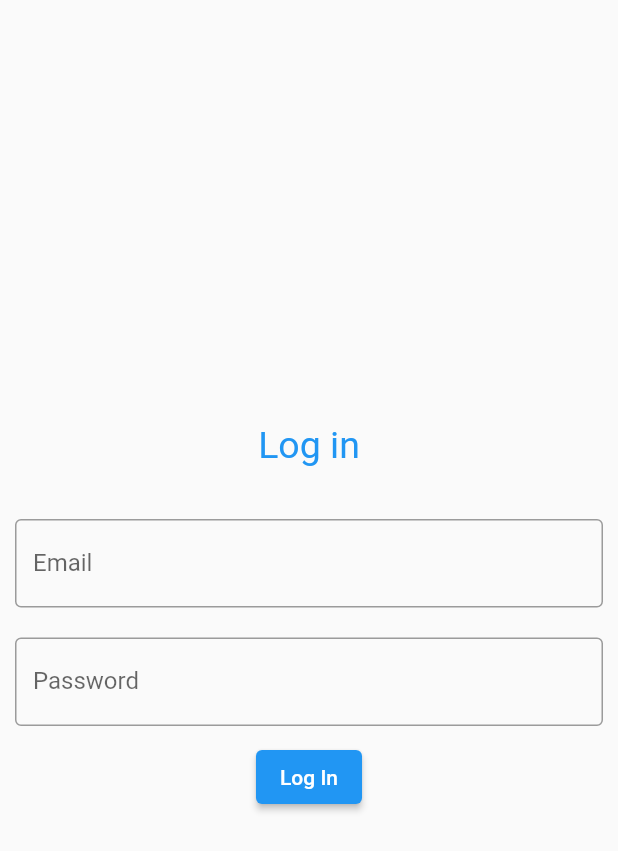
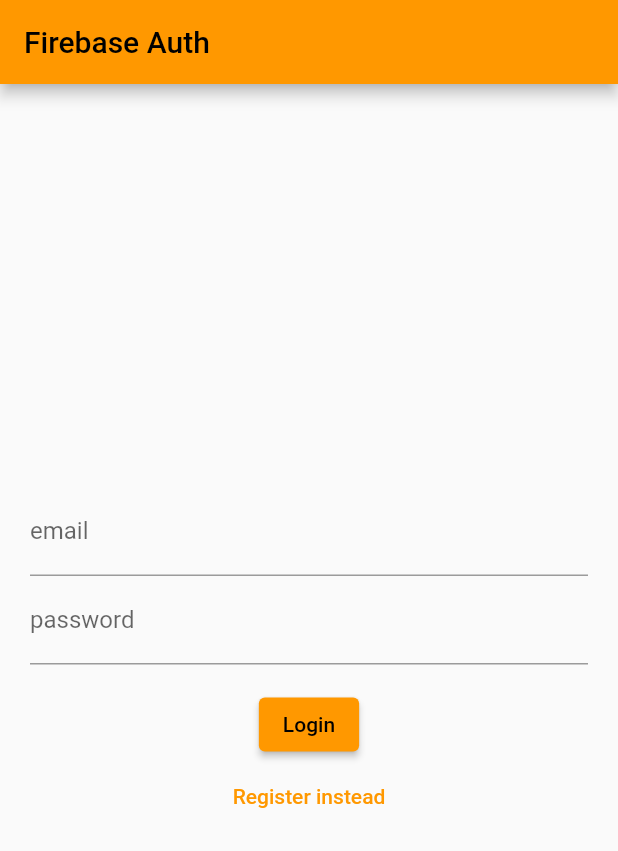
Before and after one commit to Weniasss/be_save, a Flutter app: the screen it shows after launch, on a phone screen of 412 x 824 dp. Shown: the top 851 px of the screen. Run offline on Flutter 3.47's test engine with Material 2 defaults, Android fonts, the phone set to English and light mode, and no system bars; our stand-ins replace firebase_auth, firebase_core; accounts and stored records are empty.

Commit message:
Add email auth

```diff
--- a/lib/login/email_login.dart
+++ /dev/null
@@ -1,110 +0,0 @@
-import 'package:be_save/main.dart';
-import 'package:firebase_auth/firebase_auth.dart';
-import 'package:flutter/material.dart';
-
-class EmailLogin extends StatefulWidget {
-  const EmailLogin({Key? key}) : super(key: key);
-
-  @override
-  State<EmailLogin> createState() => _EmailLoginState();
-}
-
-class _EmailLoginState extends State<EmailLogin> {
-
-  final _emailController = TextEditingController();
-  final _passwordController = TextEditingController();
-
-  _logIn() async {
-
-    // try {
-
-      await FirebaseAuth.instance.signInWithEmailAndPassword(
-          email: _emailController.text, password: _passwordController.text);
-
-      Navigator.of(context).push(MaterialPageRoute(builder: (contex) => Home()));
-
-    // }  catch(e) {
-    //
-    //   var message = '';
-    //
-    //   switch(e) {
-    //     case "invalid-email":
-    //       message = "email invalid";
-    //       break;
-    //     case 'user-disabled':
-    //       message = "disable user";
-    //       break;
-    //     case 'user-not-found':
-    //       message = "not found user";
-    //       break;
-    //     case 'wrong-password':
-    //       message = "invalid password";
-    //       break;
-    //   }
-
-      // showDialog(context: context, builder: (context) {
-      //   return AlertDialog(
-      //     title: Text('Log In failled'),
-      //     content: Text(message),
-      //     actions: [
-      //       TextButton(onPressed: (){
-      //         Navigator.of(context).pop();
-      //       }, child: Text('Ok'))
-      //     ],
-      //   );
-      // });
-
-
-
-  }
-
-
-  @override
-  Widget build(BuildContext context) {
-    return Scaffold(
-      body: Center(
-        child: Column(
-          mainAxisAlignment: MainAxisAlignment.center,
-          children: [
-            Text('Log in', style: TextStyle(
-              color: Theme.of(context).primaryColor,
-              fontSize: 25,
-            ),),
-
-            const SizedBox(height: 25),
-
-            Padding(
-              padding: const EdgeInsets.all(10.0),
-              child: TextField(
-                controller: _emailController,
-                decoration: InputDecoration(
-                  labelText: 'Email',
-                  border: OutlineInputBorder(),
-                ),
-                keyboardType: TextInputType.emailAddress,
-              ),
-            ),
-
-            Padding(
-              padding: const EdgeInsets.all(10.0),
-              child: TextField(
-                controller: _passwordController,
-                decoration: InputDecoration(
-                  labelText: 'Password',
-                  border: OutlineInputBorder(),
-                ),
-                obscureText: true,
-              ),
-            ),
-
-            ElevatedButton(onPressed: () {
-              _logIn();
-            },
-                child: Text('Log In'))
-          ],
-        ),
-      ),
-
-    );
-  }
-}
--- /dev/null
+++ b/lib/login/login_register_page.dart
@@ -0,0 +1,109 @@
+import 'package:flutter/material.dart';
+import 'package:firebase_auth/firebase_auth.dart';
+import 'package:be_save/login/auth.dart';
+import 'package:flutter/foundation.dart';
+
+class LoginPage extends StatefulWidget {
+  const LoginPage({Key? key}) : super(key: key);
+
+  @override
+  State<LoginPage> createState() => _LoginPageState();
+}
+
+class _LoginPageState extends State<LoginPage> {
+  String? errorMessage = '';
+  bool isLogin = true;
+
+  final TextEditingController _controllerEmail = TextEditingController();
+  final TextEditingController _controllerPassword = TextEditingController();
+
+  Future<void> signInWithEmailAndPassword() async {
+    try {
+      await Auth().signInWithEmailAndPassword(
+        email: _controllerEmail.text,
+        password: _controllerPassword.text,
+      );
+    } on FirebaseAuthException catch (e) {
+      setState(() {
+        errorMessage = e.message;
+      });
+    }
+  }
+
+  Future<void> createUserWithEmailAndPassword() async {
+    try {
+      await Auth().createUserWithEmailAndPassword(
+        email: _controllerEmail.text,
+        password: _controllerPassword.text,
+      );
+    } on FirebaseAuthException catch (e) {
+      setState(() {
+        errorMessage = e.message;
+      });
+    }
+  }
+
+  Widget _title() {
+    return const Text('Firebase Auth');
+  }
+
+  Widget _entryField(
+    String title,
+    TextEditingController controller,
+  ) {
+    return TextField(
+      controller: controller,
+      decoration: InputDecoration(
+        labelText: title,
+      ),
+    );
+  }
+
+  Widget _errorMessage() {
+    return Text(errorMessage == '' ? '' : 'Humm ? $errorMessage');
+  }
+
+  Widget _submitButton() {
+    return ElevatedButton(
+      onPressed:
+          isLogin ? signInWithEmailAndPassword : createUserWithEmailAndPassword,
+      child: Text(isLogin ? 'Login' : 'Register'),
+    );
+  }
+
+  Widget _loginOrRegisterButton() {
+    return TextButton(
+      onPressed: () {
+        setState(() {
+          isLogin = !isLogin;
+        });
+      },
+      child: Text(isLogin ? 'Register instead' : 'Login instead'),
+    );
+  }
+
+  @override
+  Widget build(BuildContext context) {
+    return Scaffold(
+      appBar: AppBar(
+        title: _title(),
+      ),
+      body: Container(
+        height: double.infinity,
+        width: double.infinity,
+        padding: const EdgeInsets.all(20),
+        child: Column(
+          crossAxisAlignment: CrossAxisAlignment.center,
+          mainAxisAlignment: MainAxisAlignment.center,
+          children: <Widget>[
+            _entryField('email', _controllerEmail),
+            _entryField('password', _controllerPassword),
+            _errorMessage(),
+            _submitButton(),
+            _loginOrRegisterButton(),
+          ],
+        ),
+      ),
+    );
+  }
+}
--- a/lib/main.dart
+++ b/lib/main.dart
@@ -1,60 +1,24 @@
-import 'package:be_save/login/email_login.dart';
+import 'package:be_save/widget_tree.dart';
 import 'package:firebase_core/firebase_core.dart';
 import 'package:flutter/material.dart';
 
-import 'login/email_login.dart';
-
-void main() {
+Future<void> main() async {
   WidgetsFlutterBinding.ensureInitialized();
-  runApp(App());
+  await Firebase.initializeApp();
+  runApp(const MyApp());
 }
 
-class App extends StatelessWidget {
-  // const App({super.key});
-
-  final _initialization = Firebase.initializeApp();
+class MyApp extends StatelessWidget {
+  const MyApp({Key? key}) : super(key: key);
 
   @override
   Widget build(BuildContext context) {
-    return FutureBuilder(
-      future: _initialization,
-      builder: (context, snapshot) {
-
-        if(snapshot.connectionState != ConnectionState.done){
-          return Center(child: CircularProgressIndicator(),);
-        }
-
-        return MaterialApp(
-          title: 'Flutter Demo',
-          theme: ThemeData(
-
-            primarySwatch: Colors.blue,
-          ),
-          home: EmailLogin(),
-        );
-      }
+    return MaterialApp(
+      debugShowCheckedModeBanner: false,
+      theme: ThemeData(
+        primarySwatch: Colors.orange,
+      ),
+      home: const WidgetTree(),
     );
   }
 }
-
-class Home extends StatefulWidget {
-  const Home({Key? key}) : super(key: key);
-
-  @override
-  State<Home> createState() => _HomeState();
-}
-
-class _HomeState extends State<Home> {
-
-  @override
-  void initState() {
-    // TODO: implement initState
-    Firebase.initializeApp();
-    super.initState();
-  }
-
-  @override
-  Widget build(BuildContext context) {
-    return Container();
-  }
-}
--- /dev/null
+++ b/lib/widget_tree.dart
@@ -0,0 +1,27 @@
+import 'package:be_save/login//auth.dart';
+import 'package:be_save/login/home_page.dart';
+import 'package:be_save/login/login_register_page.dart';
+import 'package:flutter/material.dart';
+
+class WidgetTree extends StatefulWidget {
+  const WidgetTree({Key? key}) : super(key: key);
+
+  @override
+  State<WidgetTree> createState() => _WidgetTreeState();
+}
+
+class _WidgetTreeState extends State<WidgetTree> {
+  @override
+  Widget build(BuildContext context) {
+    return StreamBuilder(
+      stream: Auth().authStateChanges,
+      builder: (context, snapshot) {
+        if (snapshot.hasData) {
+          return HomePage();
+        } else {
+          return const LoginPage();
+        }
+      },
+    );
+  }
+}
```
Also changed, not shown: lib/login/auth.dart (added, +37 -0 lines), lib/login/home_page.dart (added, +51 -0 lines), 3 other files.
